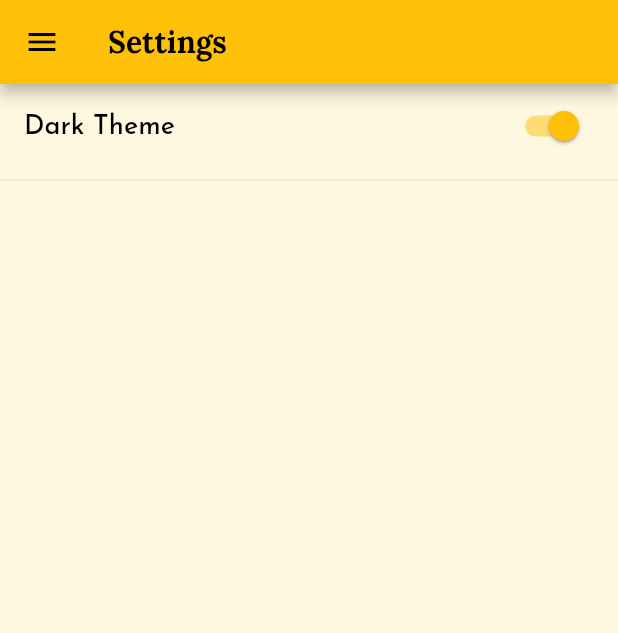
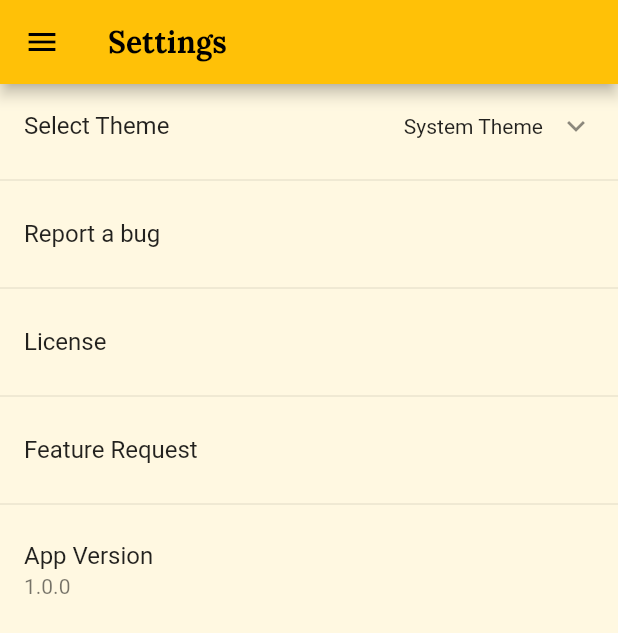
Before and after one commit to SapinderSingh/BGGI, a Flutter app: the SettingsScreen screen opened directly, on a phone screen of 412 x 824 dp. Shown: the top 633 px of the screen. Run offline on Flutter 3.47's test engine with Material 2 defaults, Android fonts, the phone set to English and light mode, and no system bars; our stand-ins replace cached_network_image, carousel_slider, cloud_firestore, device_info_plus, double_back_to_close_app, firebase_core and 2 more; missing offline and left inert: flutter_cached_pdfview, flutter_youtube_view; accounts and stored records are empty.

Commit message:
Added Fonts and Customized Theme
Fixed some bugs.

```diff
--- a/lib/helpers/common_widget_functions.dart
+++ b/lib/helpers/common_widget_functions.dart
@@ -42,6 +42,5 @@ AppBar customAppBar(
     AppBar(
       title: Text(
         title,
-        style: Theme.of(context).primaryTextTheme.headline6,
       ),
     );
--- a/lib/helpers/constants.dart
+++ b/lib/helpers/constants.dart
@@ -10,7 +10,6 @@ class RouteConstants {
       facultyScreen = '/faculty-screen',
       settingsScreen = '/settings-screen',
       courseDetailScreen = 'course-detail-screen',
-      ptuExamWebView = '/ptu-exam-webview',
       libraryScreen = 'library-screen',
       departmentScreen = 'department-screen',
       universityDataScreen = 'unversity-data-screen',
--- a/lib/helpers/custom_theme.dart
+++ /dev/null
@@ -1,31 +0,0 @@
-import 'package:flutter/material.dart';
-import 'package:google_fonts/google_fonts.dart';
-
-class CustomTheme {
-  AppBarTheme customAppBarTheme() => AppBarTheme(
-        color: Colors.amber,
-        titleTextStyle: GoogleFonts.lora(
-          fontWeight: FontWeight.bold,
-          fontSize: 20,
-          color: Colors.black,
-        ),
-        iconTheme: const IconThemeData(
-          color: Colors.black,
-        ),
-      );
-
-  TextTheme customPrimaryTextTheme({required bool isDark}) => TextTheme(
-        headline6: GoogleFonts.lora(
-          color: isDark ? Colors.grey[400] : Colors.black,
-          fontWeight: FontWeight.bold,
-        ),
-        headline4: GoogleFonts.lora(
-          color: isDark ? Colors.grey[450] : Colors.black,
-          fontWeight: FontWeight.bold,
-        ),
-        bodyText1: GoogleFonts.josefinSans(
-          color: isDark ? Colors.white : Colors.black,
-          fontSize: 18,
-        ),
-      );
-}
--- /dev/null
+++ b/lib/helpers/theme_manager.dart
@@ -0,0 +1,137 @@
+import 'package:bgiet/helpers/storage_manager.dart';
+import 'package:bgiet/screens/settings_screen.dart' show AppTheme;
+import 'package:flutter/material.dart';
+
+class ThemeManager with ChangeNotifier {
+  String _themeName = 'System Theme';
+  ThemeMode? _themeMode;
+
+  ThemeMode get themeMode => _themeMode ?? ThemeMode.system;
+
+  ThemeData get getLightTheme => lightTheme();
+
+  ThemeData get getDarkTheme => darkTheme();
+
+  String get themeName => _themeName;
+
+  final StorageManager _storageManager = StorageManager();
+
+  ThemeManager() {
+    _storageManager.readData('themeMode').then((value) {
+      var themeMode = value ?? 'system';
+      if (themeMode == 'light') {
+        _themeMode = ThemeMode.light;
+      } else if (themeMode == 'system') {
+        _themeMode = ThemeMode.system;
+      } else {
+        _themeMode = ThemeMode.dark;
+      }
+      notifyListeners();
+    });
+  }
+
+  AppBarTheme _getAppBarTheme() => const AppBarTheme(
+      titleTextStyle: TextStyle(
+        color: Colors.black,
+        fontWeight: FontWeight.bold,
+        fontFamily: 'Lora',
+        fontSize: 20,
+      ),
+      color: Colors.amber,
+      iconTheme: IconThemeData(color: Colors.black));
+
+  TextTheme getPrimaryTextTheme({required bool isDark}) {
+    return TextTheme(
+      headline6: const TextStyle(
+        fontFamily: 'Lora',
+        fontWeight: FontWeight.bold,
+        color: Colors.black,
+      ),
+      headline4: TextStyle(
+        fontFamily: 'Lora',
+        color: isDark ? Colors.grey[450] : Colors.black,
+        fontWeight: FontWeight.bold,
+      ),
+      bodyText1: TextStyle(
+        fontFamily: 'Lora',
+        color: isDark ? Colors.white : Colors.black,
+        fontSize: 16,
+        fontWeight: FontWeight.normal,
+      ),
+      bodyText2: TextStyle(
+        fontFamily: 'Lora',
+        color: isDark ? Colors.white : Colors.black,
+        fontSize: 16,
+        fontWeight: FontWeight.w500,
+      ),
+    );
+  }
+
+  ThemeData darkTheme() {
+    final _darkTheme = ThemeData(
+      brightness: Brightness.dark,
+      colorScheme: ColorScheme.fromSwatch(
+        accentColor: Colors.amber,
+        brightness: Brightness.dark,
+        primarySwatch: Colors.amber,
+      ),
+      iconTheme: const IconThemeData(color: Colors.amber),
+      appBarTheme: _getAppBarTheme(),
+      primaryTextTheme: getPrimaryTextTheme(isDark: true),
+    );
+
+    return _darkTheme;
+  }
+
+  ThemeData lightTheme() {
+    final _lightTheme = ThemeData(
+      brightness: Brightness.light,
+      canvasColor: Colors.amber[50],
+      colorScheme: ColorScheme.fromSwatch(
+        accentColor: Colors.amber,
+        brightness: Brightness.light,
+        primarySwatch: Colors.amber,
+      ),
+      iconTheme: const IconThemeData(color: Colors.amber),
+      appBarTheme: _getAppBarTheme(),
+      scaffoldBackgroundColor: Colors.amber[50],
+      primaryTextTheme: getPrimaryTextTheme(isDark: false),
+    );
+
+    return _lightTheme;
+  }
+
+  void _setDarkMode() {
+    _themeMode = ThemeMode.dark;
+    _storageManager.deleteData('themeMode');
+    _storageManager.saveData('themeMode', 'dark');
+    _themeName = 'Dark Theme';
+    notifyListeners();
+  }
+
+  void _setLightMode() {
+    _themeMode = ThemeMode.light;
+    _storageManager.deleteData('themeMode');
+    _storageManager.saveData('themeMode', 'light');
+    _themeName = 'Light Theme';
+    notifyListeners();
+  }
+
+  void _setSystemMode() {
+    _themeMode = ThemeMode.system;
+    _storageManager.deleteData('themeMode');
+    _storageManager.saveData('themeMode', 'system');
+    _themeName = 'System Theme';
+    notifyListeners();
+  }
+
+  void onThemeSelected(AppTheme value) {
+    if (value == AppTheme.darkTheme) {
+      _setDarkMode();
+    } else if (value == AppTheme.lightTheme) {
+      _setLightMode();
+    } else {
+      _setSystemMode();
+    }
+  }
+}
--- a/lib/models/college_notice_model.dart
+++ b/lib/models/college_notice_model.dart
@@ -9,10 +9,6 @@ class CollegeNotice {
     this.noticeTitle,
     this.noticeDate,
   });
-
-  // final List<CollegeNotice> _collegeNotices = [];
-
-  // List<CollegeNotice> get collegeNotices => [..._collegeNotices];
 
   Future<List<CollegeNotice>> fetchAndSetCollegeNotices() async {
     final List<CollegeNotice> _collegeNotices = [];
--- a/lib/screens/college_notice_screen.dart
+++ b/lib/screens/college_notice_screen.dart
@@ -2,6 +2,7 @@ import 'package:bgiet/helpers/common_widget_functions.dart';
 import 'package:bgiet/helpers/constants.dart';
 import 'package:bgiet/models/college_notice_model.dart';
 import 'package:bgiet/widgets/custom_list_tile.dart';
+import 'package:bgiet/widgets/main_drawer.dart';
 import 'package:flutter/material.dart';
 import 'package:intl/intl.dart';
 
@@ -12,7 +13,9 @@ class CollegeNoticeScreen extends StatelessWidget {
   Widget build(BuildContext context) {
     return Scaffold(
       appBar: customAppBar(context, title: 'College Notices'),
-      body: FutureBuilder<List<CollegeNotice>>(
+      drawer: const MainDrawer(),
+      body: pressBackAgainToClose(
+        child: FutureBuilder<List<CollegeNotice>>(
           future: CollegeNotice().fetchAndSetCollegeNotices(),
           builder: (ctx, snapshot) {
             if (snapshot.hasData) {
@@ -52,6 +55,7 @@ class CollegeNoticeScreen extends StatelessWidget {
             }
           },
         ),
+      ),
     );
   }
 }
--- a/lib/screens/settings_screen.dart
+++ b/lib/screens/settings_screen.dart
@@ -1,7 +1,15 @@
 import 'package:bgiet/helpers/common_widget_functions.dart';
+import 'package:bgiet/helpers/theme_manager.dart';
 
 import 'package:bgiet/widgets/main_drawer.dart';
 import 'package:flutter/material.dart';
+import 'package:provider/provider.dart';
+
+enum AppTheme {
+  lightTheme,
+  darkTheme,
+  systemTheme,
+}
 
 class SettingsScreen extends StatelessWidget {
   const SettingsScreen({Key? key}) : super(key: key);
@@ -14,15 +22,60 @@ class SettingsScreen extends StatelessWidget {
       body: pressBackAgainToClose(
         child: ListView(
           children: [
-            SwitchListTile(
-              title: Text(
-                'Dark Theme',
-                style: Theme.of(context).primaryTextTheme.bodyText1,
-              ),
-              value: true,
-              onChanged: (_) {},
+            Consumer<ThemeManager>(
+              builder: (context, theme, _) {
+                return ListTile(
+                  title: const Text('Select Theme'),
+                  trailing: PopupMenuButton(
+                    tooltip: 'Select Theme',
+                    child: SizedBox(
+                      width: 140,
+                      height: 50,
+                      child: Row(
+                        mainAxisAlignment: MainAxisAlignment.end,
+                        children: [
+                          Text(theme.themeName),
+                          const SizedBox(width: 10),
+                          const Icon(Icons.expand_more),
+                        ],
+                      ),
+                    ),
+                    onSelected: theme.onThemeSelected,
+                    itemBuilder: (context) => const [
+                      PopupMenuItem(
+                        value: AppTheme.darkTheme,
+                        child: Text('Dark Theme'),
+                      ),
+                      PopupMenuItem(
+                        value: AppTheme.lightTheme,
+                        child: Text('Light Theme'),
+                      ),
+                      PopupMenuItem(
+                        value: AppTheme.systemTheme,
+                        child: Text('System Theme'),
+                      ),
+                    ],
+                  ),
+                );
+              },
             ),
             const Divider(),
+            ListTile(
+              title: Text('Report a bug'),
+            ),
+            const Divider(),
+            ListTile(
+              title: Text('License'),
+            ),
+            const Divider(),
+            ListTile(
+              title: Text('Feature Request'),
+            ),
+            const Divider(),
+            const ListTile(
+              title: Text('App Version'),
+              subtitle: Text('1.0.0'),
+            ),
           ],
         ),
       ),
--- a/lib/widgets/custom_list_tile.dart
+++ b/lib/widgets/custom_list_tile.dart
@@ -1,7 +1,6 @@
 import 'package:bgiet/helpers/common_functions.dart';
 import 'package:bgiet/widgets/custom_alert_dialog.dart';
 import 'package:flutter/material.dart';
-import 'package:google_fonts/google_fonts.dart';
 
 class CustomListTile extends StatelessWidget {
   const CustomListTile({
@@ -41,11 +40,7 @@ class CustomListTile extends StatelessWidget {
                   .pushNamed(placeToGoTo, arguments: arguments),
       title: Text(
         title,
-        style: TextStyle(
-          fontSize: 16,
-          fontWeight: FontWeight.w500,
-          fontFamily: GoogleFonts.lora().fontFamily,
-        ),
+        style: Theme.of(context).primaryTextTheme.bodyText2,
       ),
       subtitle: subtitle == null ? null : Text(subtitle!),
       leading: leading,
--- a/lib/widgets/main_drawer.dart
+++ b/lib/widgets/main_drawer.dart
@@ -15,7 +15,10 @@ class MainDrawer extends StatelessWidget {
           isLink: false,
           placeToGoTo: listOfDrawerTiles[i].routeName,
           toBeReplaced: true,
-          leading: Icon(listOfDrawerTiles[i].icon),
+          leading: Icon(
+            listOfDrawerTiles[i].icon,
+            color: Theme.of(context).iconTheme.color,
+          ),
         ),
         separatorBuilder: (_, __) => const Divider(),
         itemCount: listOfDrawerTiles.length,
```
Also changed, not shown: lib/helpers/storage_manager.dart (added, +19 -0 lines), lib/main.dart (+19 -33 lines), pubspec.yaml (+12 -7 lines), assets/fonts/lora/Lora-Bold.ttf (added), assets/fonts/lora/Lora-BoldItalic.ttf (added), assets/fonts/lora/Lora-Italic.ttf (added), assets/fonts/lora/Lora-Medium.ttf (added), assets/fonts/lora/Lora-MediumItalic.ttf (added), assets/fonts/lora/Lora-Regular.ttf (added), assets/fonts/lora/Lora-SemiBold.ttf (added), assets/fonts/lora/Lora-SemiBoldItalic.ttf (added). Lines whose indentation alone changed are shown as unchanged.
